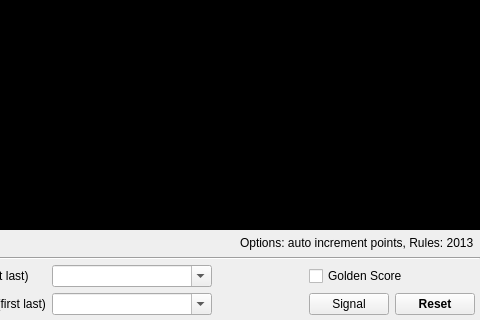
Old version of the form base/MainWindow.ui in the repository fmuecke/Ipponboard; both pictures show x 320 to 800 and y 280 to 600 of the 800 by 600 pixel window.
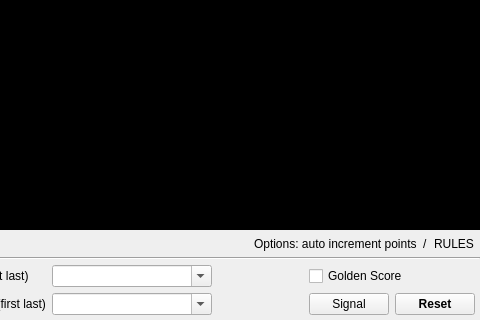
New version of the form. Icons and pictures are not drawn.

Commit message: rules can be selected by menu

The edit to the form file:
```diff
--- a/base/MainWindow.ui
+++ b/base/MainWindow.ui
@@ -172,13 +172,27 @@
          <number>0</number>
         </property>
         <property name="text">
-         <string notr="true">&lt;html&gt;&lt;head/&gt;&lt;body&gt;&lt;p&gt;Options: auto increment points,  Rules: 2013&lt;/p&gt;&lt;/body&gt;&lt;/html&gt;</string>
+         <string notr="true">Options: auto increment points</string>
         </property>
         <property name="alignment">
          <set>Qt::AlignLeading|Qt::AlignLeft|Qt::AlignVCenter</set>
         </property>
        </widget>
       </item>
+      <item>
+       <widget class="QLabel" name="label_3">
+        <property name="text">
+         <string>/</string>
+        </property>
+       </widget>
+      </item>
+      <item>
+       <widget class="QLabel" name="label_usedRules">
+        <property name="text">
+         <string notr="true">RULES</string>
+        </property>
+       </widget>
+      </item>
      </layout>
     </item>
     <item>
```
Left out of the diff: 18 changed lines with no effect on the pictures. The commit also changes 6 other files.
